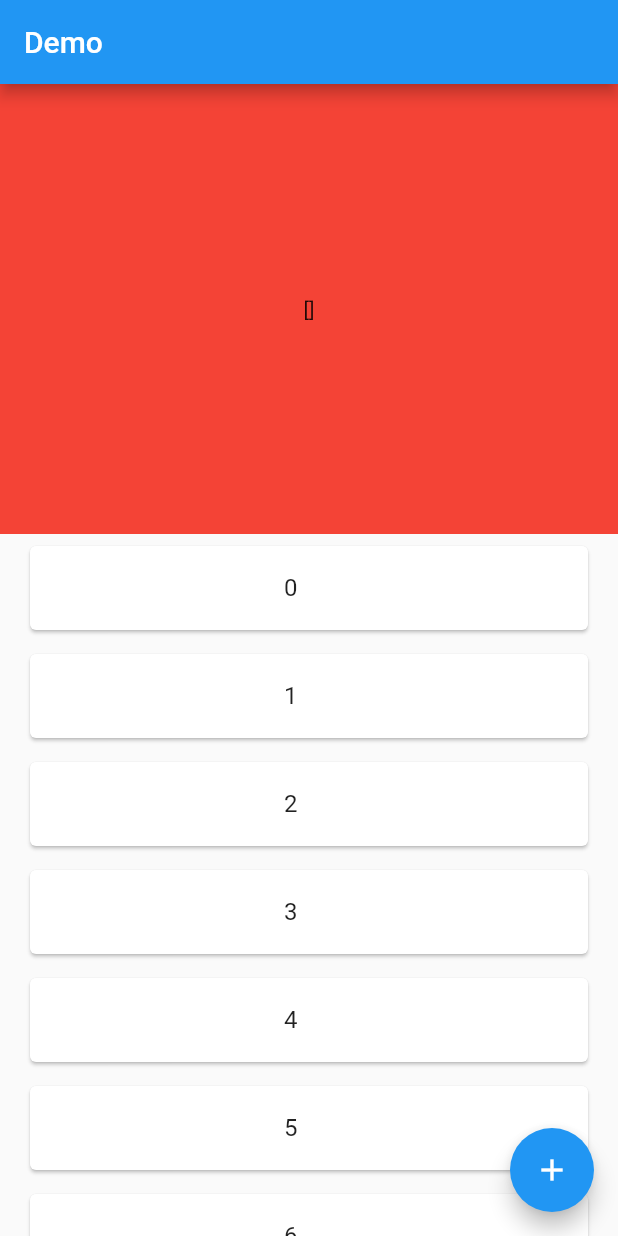
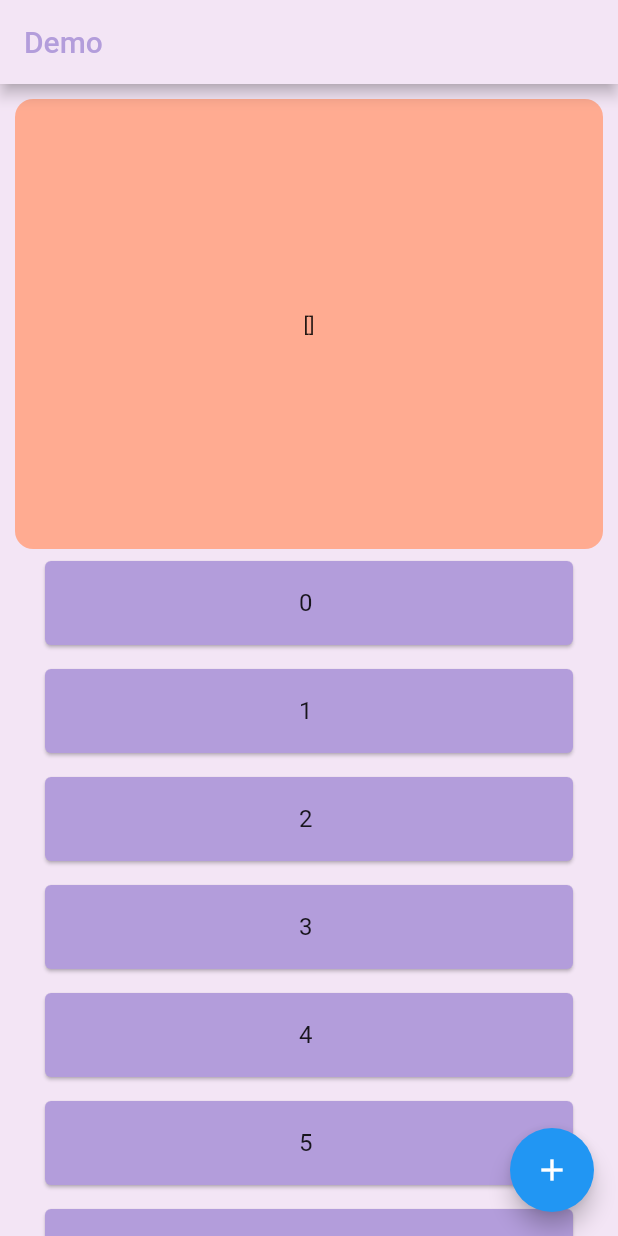
Before and after one commit to momin-mostafa/Word-Generator, a Flutter app: the screen it shows after launch, after a tap on the "add" icon, on a phone screen of 412 x 824 dp. Run offline on Flutter 3.47's test engine with Material 2 defaults, Android fonts, the phone set to English and light mode, and no system bars.

Commit message:
design added for merin

```diff
--- a/lib/controller/home_provider.dart
+++ b/lib/controller/home_provider.dart
@@ -10,8 +10,10 @@ class HomeProvider extends ChangeNotifier {
 
   debug() {
     if (kDebugMode) {
+      favourite = [];
       print("App Debug ==> ${favourite.length}");
       print(favourite);
     }
+    notifyListeners();
   }
 }
--- a/lib/main.dart
+++ b/lib/main.dart
@@ -20,8 +20,10 @@ class MyApp extends StatelessWidget {
     return MaterialApp(
       title: 'Flutter Demo',
       theme: ThemeData(
-        primarySwatch: Colors.blue,
-      ),
+          primarySwatch: Colors.blue,
+          // backgroundColor: Colors.purple,
+          scaffoldBackgroundColor: Colors.purple[50],
+          appBarTheme: AppBarTheme(color: Colors.purple[50])),
       home: const MyHomePage(),
     );
   }
--- a/lib/view/home/home.dart
+++ b/lib/view/home/home.dart
@@ -8,21 +8,29 @@ class MyHomePage extends StatelessWidget {
   Widget build(BuildContext context) {
     return Scaffold(
       appBar: AppBar(
-        title: const Text("Demo"),
+        title: Text(
+          "Demo",
+          style: TextStyle(color: Colors.deepPurple[200]),
         ),
-      body: Center(
-        child: ListView(
+      ),
+      body: ListView(
+        padding: const EdgeInsets.all(10),
         physics: const BouncingScrollPhysics(),
         children: <Widget>[
           Column(
             children: [
               Container(
                 height: 300,
-                  color: Colors.red,
+                padding: const EdgeInsets.all(10),
+                decoration: BoxDecoration(
+                    color: Colors.deepOrange[200],
+                    borderRadius: BorderRadius.circular(12)),
                 child: Center(
                   child: Consumer<HomeProvider>(
-                      builder: ((context, provider, child) =>
-                          Text("${provider.favourite}")),
+                    builder: ((context, provider, child) => Text(
+                          "${provider.favourite}",
+                          // style: TextStyle(color: Colors.deepPurple[200]),
+                        )),
                   ),
                 ),
               ),
@@ -36,13 +44,14 @@ class MyHomePage extends StatelessWidget {
                     builder: ((context, provider, child) {
                       // String word = Word
                       return Card(
+                        color: Colors.deepPurple[200],
                         child: ListTile(
                           leading: Container(
                             width: MediaQuery.of(context).size.width / 3,
                           ),
                           title: Text("$index"),
-                            onTap: () => Provider.of<HomeProvider>(context,
-                                    listen: false)
+                          onTap: () =>
+                              Provider.of<HomeProvider>(context, listen: false)
                                   .addToFavourite(index),
                         ),
                       );
@@ -52,7 +61,6 @@ class MyHomePage extends StatelessWidget {
           )
         ],
       ),
-      ),
       floatingActionButton: FloatingActionButton(
         onPressed: Provider.of<HomeProvider>(context, listen: false).debug,
         tooltip: 'Increment',
```
Lines whose indentation alone changed are shown as unchanged.
